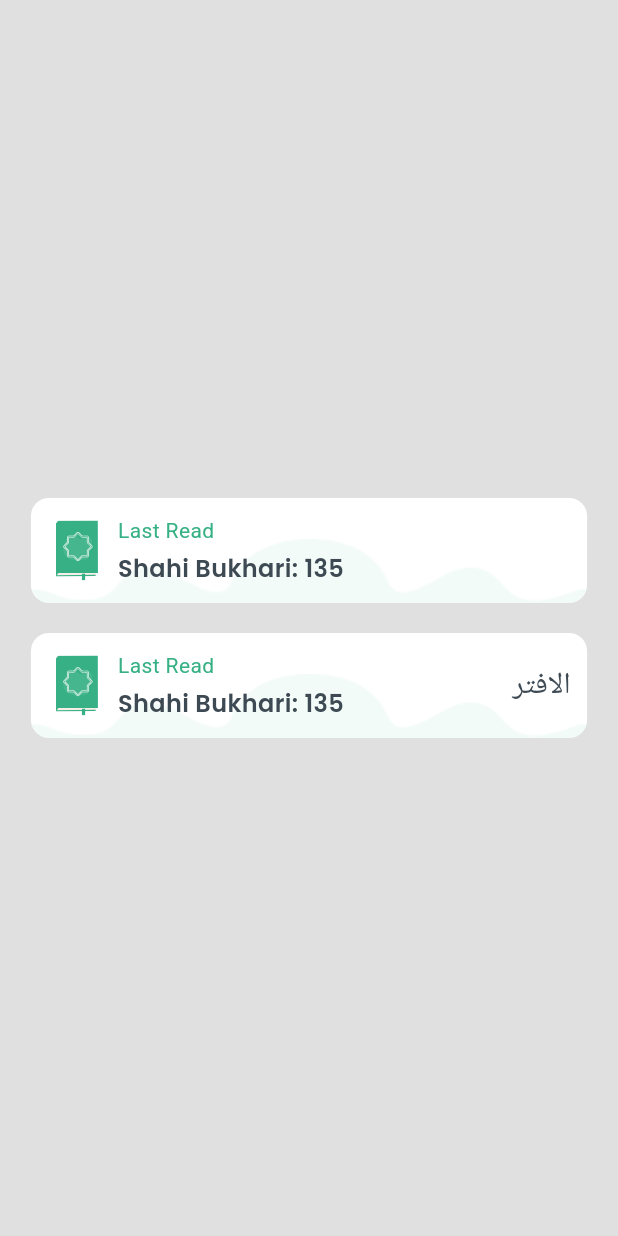
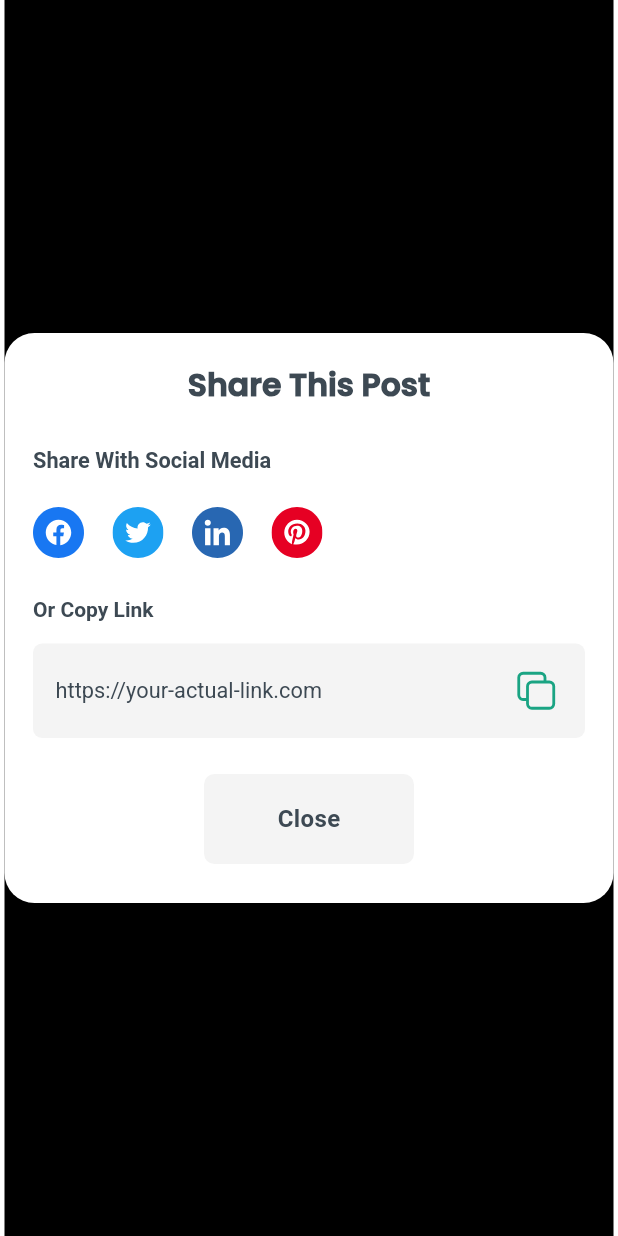
Before and after one commit to ajlank/Muslim-_pro_app_ui_component, a Flutter app: the screen it shows after launch, on a phone screen of 412 x 824 dp. Run offline on Flutter 3.47's test engine with Material 3 defaults, Android fonts, the phone set to English and light mode, and no system bars; our stand-ins replace flutter_svg.

Commit message:
asd
asdas

```diff
--- a/muslim_pro_ui/lib/main.dart
+++ b/muslim_pro_ui/lib/main.dart
@@ -1,6 +1,7 @@
 import 'package:flutter/material.dart';
 import 'package:muslim_pro_ui/create_task_ui/create_task_ui.dart';
 import 'package:muslim_pro_ui/last_read_tile/latest_read_tile.dart';
+import 'package:muslim_pro_ui/share_this_post/share_this_post.dart';
 
 void main() {
   runApp(const MyApp());
@@ -14,14 +15,34 @@
     return MaterialApp(
       debugShowCheckedModeBanner: false,
       theme: ThemeData(fontFamily: 'roboto'),
-      home: LastReadCardWidget(),
+      home: ShareThisPost(
+        linkUrl: 'https://your-actual-link.com',
+        onFacebookTap: () {
+          // Facebook share logic
+        },
+        onTwitterTap: () {
+          // Twitter share logic
+        },
+        onLinkedInTap: () {
+          // LinkedIn share logic
+        },
+        onPinterestTap: () {
+          // Pinterest share logic
+        },
+        onCopyTap: () {
+          // Copy to clipboard logic
+        },
+        onCloseTap: () {},
+      ),
     );
   }
 }
 
+//share this post
+
 //last Read
-class LastReadCardWidget extends StatelessWidget {
-  const LastReadCardWidget({super.key});
+class ShareThisPostWidget extends StatelessWidget {
+  const ShareThisPostWidget({super.key});
 
   @override
   Widget build(BuildContext context) {
@@ -31,24 +52,24 @@
         child: Column(
           mainAxisAlignment: MainAxisAlignment.center,
           children: [
-            LastReadTile(
-              title: 'Last Read',
-              subtitle: 'Shahi Bukhari: 135',
-              iconImg: 'assets/images/iconImg.svg',
-              ontap: () {
-                //add your navigation logic here
-              },
-            ),
-            SizedBox(height: 20),
-            LastReadTile(
-              title: 'Last Read',
-              subtitle: 'Shahi Bukhari: 135',
-              iconImg: 'assets/images/iconImg.svg',
-              trailing: 'الافتر',
-              ontap: () {
-                //add your navigation logic here
-              },
-            ),
+            // LastReadTile(
+            //   title: 'Last Read',
+            //   subtitle: 'Shahi Bukhari: 135',
+            //   iconImg: 'assets/images/iconImg.svg',
+            //   ontap: () {
+            //     //add your navigation logic here
+            //   },
+            // ),
+            // SizedBox(height: 20),
+            // LastReadTile(
+            //   title: 'Last Read',
+            //   subtitle: 'Shahi Bukhari: 135',
+            //   iconImg: 'assets/images/iconImg.svg',
+            //   trailing: '',
+            //   ontap: () {
+            //     //add your navigation logic here
+            //   },
+            // ),
           ],
         ),
       ),
--- /dev/null
+++ b/muslim_pro_ui/lib/share_this_post/share_this_post.dart
@@ -0,0 +1,201 @@
+import 'package:flutter/material.dart';
+import 'package:flutter_svg/flutter_svg.dart';
+
+class ShareThisPost extends StatelessWidget {
+  final VoidCallback? onFacebookTap;
+  final VoidCallback? onTwitterTap;
+  final VoidCallback? onLinkedInTap;
+  final VoidCallback? onPinterestTap;
+  final VoidCallback? onCopyTap;
+  final VoidCallback? onCloseTap;
+  final String linkUrl;
+
+  const ShareThisPost({
+    super.key,
+    this.onFacebookTap,
+    this.onTwitterTap,
+    this.onLinkedInTap,
+    this.onPinterestTap,
+    this.onCopyTap,
+    this.onCloseTap,
+    this.linkUrl = 'shortlink.link/fddsfads12',
+  });
+
+  @override
+  Widget build(BuildContext context) {
+    return Padding(
+      padding: const EdgeInsets.symmetric(horizontal: 3),
+      child: Scaffold(
+        backgroundColor: Colors.black,
+        body: Center(
+          child: Container(
+            padding: const EdgeInsets.symmetric(horizontal: 19, vertical: 24),
+            height: 380,
+            decoration: BoxDecoration(
+              color: Color(0XFFffffff),
+              borderRadius: BorderRadius.circular(20),
+            ),
+            child: Column(
+              mainAxisSize: MainAxisSize.min,
+              children: [
+                Text(
+                  'Share This Post',
+                  style: Theme.of(context).textTheme.bodyMedium!.copyWith(
+                    fontFamily: 'poppins',
+                    fontWeight: FontWeight.w800,
+                    fontSize: 21,
+                    height: 1.0,
+                    letterSpacing: 0.02,
+                    color: Color(0xFF3D4953),
+                  ),
+                ),
+                const SizedBox(height: 29),
+
+                Align(
+                  alignment: Alignment.centerLeft,
+                  child: Text(
+                    'Share With Social Media',
+                    style: Theme.of(context).textTheme.bodyMedium!.copyWith(
+                      fontFamily: 'roboto',
+                      fontWeight: FontWeight.w600,
+                      fontSize: 14.5,
+                      height: 1.46,
+                      letterSpacing: 0.01,
+                      color: Color(0xFF3D4953),
+                    ),
+                  ),
+                ),
+                const SizedBox(height: 21),
+
+                Row(
+                  mainAxisAlignment: MainAxisAlignment.start,
+                  children: [
+                    GestureDetector(
+                      onTap: onFacebookTap,
+                      child: SvgPicture.asset(
+                        'assets/images/facebook.svg',
+                        width: 34,
+                        height: 34,
+                      ),
+                    ),
+                    const SizedBox(width: 19),
+                    GestureDetector(
+                      onTap: onTwitterTap,
+                      child: SvgPicture.asset(
+                        'assets/images/twitter.svg',
+                        width: 34,
+                        height: 34,
+                      ),
+                    ),
+                    const SizedBox(width: 19),
+                    GestureDetector(
+                      onTap: onLinkedInTap,
+                      child: SvgPicture.asset(
+                        'assets/images/linkedin.svg',
+                        width: 34,
+                        height: 34,
+                      ),
+                    ),
+                    const SizedBox(width: 19),
+                    GestureDetector(
+                      onTap: onPinterestTap,
+                      child: SvgPicture.asset(
+                        'assets/images/pinterest.svg',
+                        width: 34,
+                        height: 34,
+                      ),
+                    ),
+                  ],
+                ),
+                const SizedBox(height: 24),
+
+                Align(
+                  alignment: Alignment.centerLeft,
+                  child: Text(
+                    'Or Copy Link',
+                    style: Theme.of(context).textTheme.bodyMedium!.copyWith(
+                      fontFamily: 'roboto',
+                      fontWeight: FontWeight.bold,
+                      fontSize: 14,
+                      height: 1.46,
+                      letterSpacing: 0.01,
+                      color: Color(0xFF3D4953),
+                    ),
+                  ),
+                ),
+                const SizedBox(height: 13),
+
+                Container(
+                  height: 63,
+                  padding: const EdgeInsets.symmetric(horizontal: 15),
+                  decoration: BoxDecoration(
+                    color: const Color(0xFFF4F4F4),
+                    borderRadius: BorderRadius.circular(6),
+                  ),
+                  child: Row(
+                    children: [
+                      Expanded(
+                        child: Text(
+                          linkUrl,
+                          style: Theme.of(context).textTheme.bodyMedium!
+                              .copyWith(
+                                fontFamily: 'roboto',
+                                fontWeight: FontWeight.w400,
+                                fontSize: 14.5,
+                                height: 1.0,
+                                letterSpacing: 0.01,
+                                color: Color(0xFF3D4953),
+                              ),
+                        ),
+                      ),
+                      GestureDetector(
+                        onTap: onCopyTap,
+                        child: SvgPicture.asset(
+                          'assets/images/copy_btn.svg',
+                          width: 35,
+                          height: 35,
+                        ),
+                      ),
+                    ],
+                  ),
+                ),
+                const SizedBox(height: 24),
+
+                Row(
+                  mainAxisAlignment: MainAxisAlignment.center,
+                  children: [
+                    GestureDetector(
+                      onTap: onCloseTap,
+                      child: Container(
+                        width: 140,
+                        height: 60,
+                        decoration: BoxDecoration(
+                          borderRadius: BorderRadius.circular(7),
+                          color: const Color(0xFFF4F4F4),
+                        ),
+                        child: Center(
+                          child: Padding(
+                            padding: const EdgeInsets.symmetric(vertical: 5),
+                            child: Text(
+                              'Close',
+                              style: Theme.of(context).textTheme.bodyMedium!
+                                  .copyWith(
+                                    fontWeight: FontWeight.bold,
+                                    fontSize: 16,
+                                    color: Color(0xFF3D4953),
+                                  ),
+                            ),
+                          ),
+                        ),
+                      ),
+                    ),
+                  ],
+                ),
+              ],
+            ),
+          ),
+        ),
+      ),
+    );
+  }
+}
--- a/muslim_pro_ui/pubspec.yaml
+++ b/muslim_pro_ui/pubspec.yaml
@@ -79,12 +79,12 @@
     - family: roboto
       fonts:
         - asset: assets/fonts/Roboto-Regular.ttf
-          weight: 400
+          weight: 500
 
     - family: poppins
       fonts:
         - asset: assets/fonts/Poppins-SemiBold.ttf
-          weight: 600
+          weight: 700
 
   #   - family: Trajan Pro
   #     fonts:
```
Also changed, not shown: muslim_pro_ui/assets/images/copy_btn.svg (added), muslim_pro_ui/assets/images/facebook.svg (added), muslim_pro_ui/assets/images/linkedin.svg (added), muslim_pro_ui/assets/images/pinterest.svg (added), muslim_pro_ui/assets/images/twitter.svg (added).
